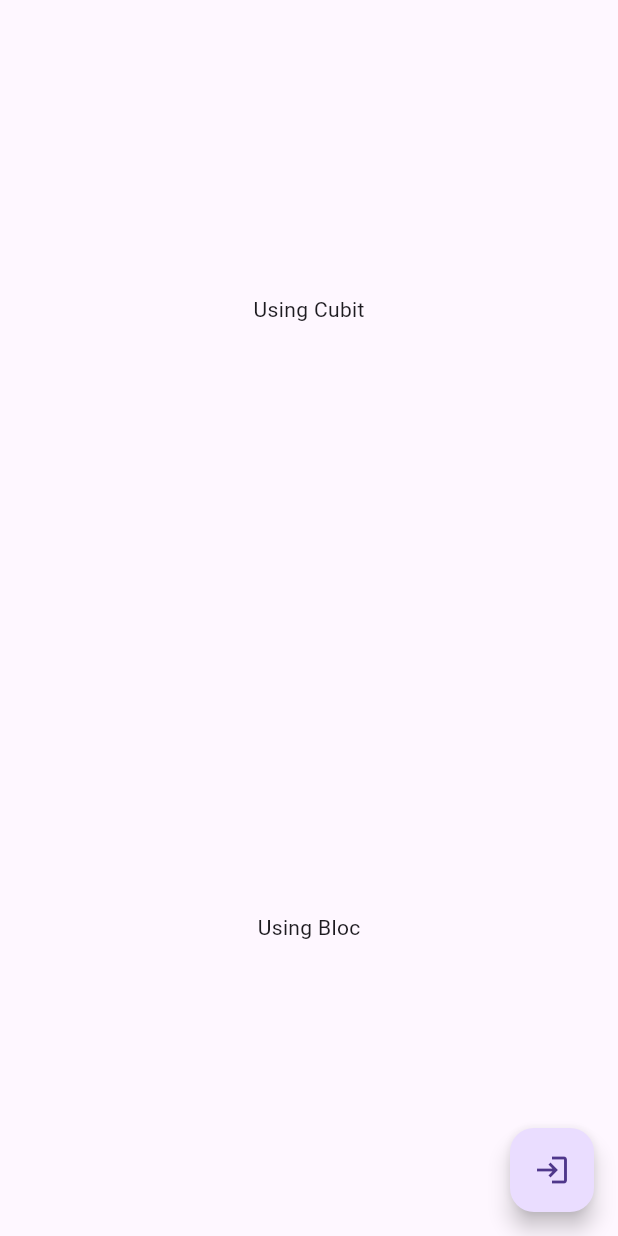
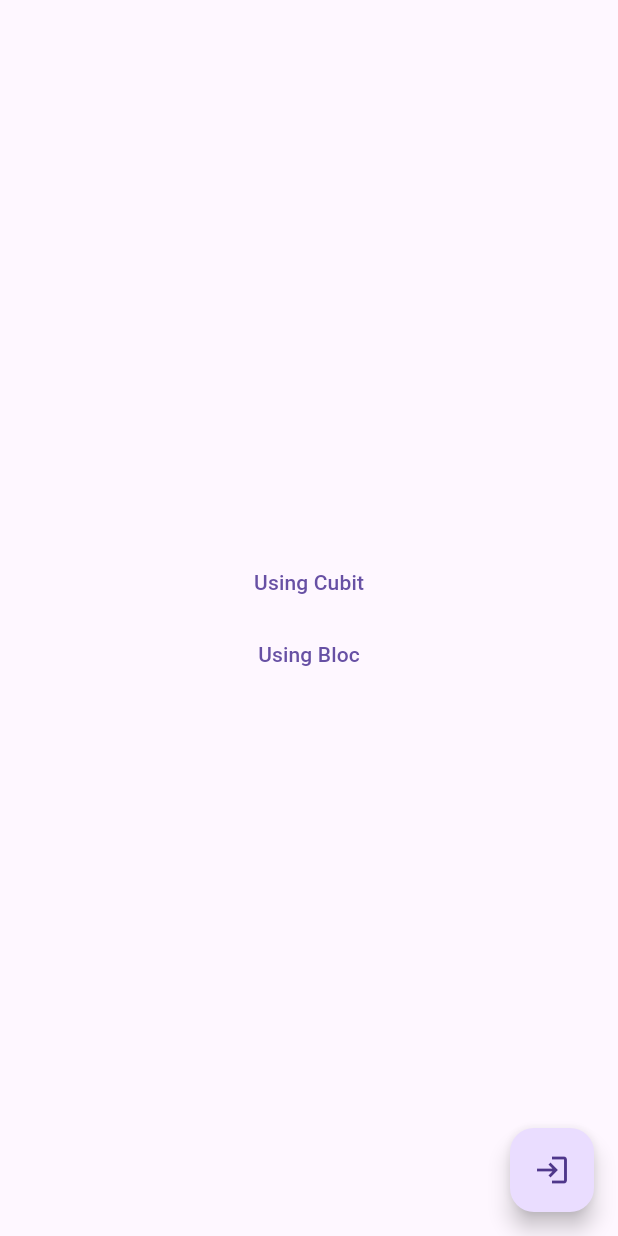
Before and after one commit to vinit-401/bloc_tutorial, a Flutter app: the screen it shows after launch, on a phone screen of 412 x 824 dp. Run offline on Flutter 3.47's test engine with Material 3 defaults, Android fonts, the phone set to English and light mode, and no system bars; our stand-ins replace flutter_bloc, hydrated_bloc, shared_preferences.

Commit message:
ui - updated landing screen, feature - login with bloc

```diff
--- a/lib/api/api_config.dart
+++ b/lib/api/api_config.dart
@@ -1 +1 @@
-String url = 'https://reqres.in/';
+String url = 'https://reqres.in/api';
--- a/lib/app.dart
+++ b/lib/app.dart
@@ -1,3 +1,4 @@
+import 'package:bloc_tutorial/bloc/auth/auth_bloc.dart';
 import 'package:bloc_tutorial/bloc/theme/theme_bloc.dart';
 import 'package:bloc_tutorial/cubit/load_cubit.dart';
 import 'package:bloc_tutorial/ui/home_page_cubit.dart';
@@ -29,8 +30,11 @@ class MyApp extends StatelessWidget {
         ),
         BlocProvider(
           create: (context) => ThemeBloc(),
-        ),BlocProvider(
+        ),
+        BlocProvider(
           create: (context) => LoadCubit(),
+        ), BlocProvider(
+          create: (context) => AuthBloc(),
         ),
       ],
       child: BlocBuilder<LoadCubit, int>(
@@ -41,7 +45,9 @@ class MyApp extends StatelessWidget {
                 builder: (context, state) => MaterialApp(
                   title: 'Flutter Demo',
                   debugShowCheckedModeBanner: false,
-                theme: context.read<LoadCubit>().state == 1? context.read<ThemeBloc>().themeData:contextCubit.read<ThemeCubit>().state,
+                  theme: context.read<LoadCubit>().state == 1
+                      ? context.read<ThemeBloc>().themeData
+                      : contextCubit.read<ThemeCubit>().state,
                   home: LandingScreen(),
                 ),
               );
@@ -60,11 +66,10 @@ class LandingScreen extends StatelessWidget {
   Widget build(BuildContext context) {
     return Scaffold(
       body: Column(
-        mainAxisAlignment: MainAxisAlignment.spaceEvenly,
+        mainAxisAlignment: MainAxisAlignment.center,
+        crossAxisAlignment: CrossAxisAlignment.stretch,
         children: [
-          Expanded(
-            child: InkWell(
-              onTap: () {
+          TextButton(onPressed: () {
             context.read<LoadCubit>().select(0);
             Navigator.push(
               context,
@@ -72,19 +77,8 @@ class LandingScreen extends StatelessWidget {
                 builder: (context) => HomePageCubit(),
               ),
             );
-              },
-              child: Center(
-                child: Container(
-                  padding: EdgeInsets.all(12),
-                  child: Text('Using Cubit'),
-                ),
-              ),
-            ),
-          ),
-          Expanded(
-            child: InkWell(
-              onTap: () {
-
+          }, child: Text('Using Cubit'),),
+          TextButton(onPressed: () {
             context.read<LoadCubit>().select(1);
             Navigator.push(
               context,
@@ -92,22 +86,19 @@ class LandingScreen extends StatelessWidget {
                 builder: (context) => HomePageBloc(),
               ),
             );
-              },
-              child: Center(
-                child: Container(
-                  padding: EdgeInsets.all(12),
-                  child: Text("Using Bloc"),
-                ),
-              ),
-            ),
-          ),
+          }, child: Text("Using Bloc"),)
         ],
       ),
       floatingActionButton: FloatingActionButton(
         child: Icon(Icons.login_outlined),
         onPressed: () {
-        Navigator.push(context, MaterialPageRoute(builder: (context) => LoginPage(),));
-      },),
+          Navigator.push(
+              context,
+              MaterialPageRoute(
+                builder: (context) => LoginPage(),
+              ));
+        },
+      ),
     );
   }
 }
--- /dev/null
+++ b/lib/bloc/auth/auth_event.dart
@@ -0,0 +1,12 @@
+part of 'auth_bloc.dart';
+
+@immutable
+sealed class AuthEvent{}
+class AuthLoginEvent extends AuthEvent{
+  final String? email;
+  final String? password;
+  AuthLoginEvent({required this.email,required this.password});
+}
+class AuthLogOutEvent extends  AuthEvent{
+
+}
```
Also changed, not shown: lib/api/network_api.dart (+20 -0 lines), lib/bloc/auth/auth_bloc.dart (added, +36 -0 lines), lib/ui/login_page.dart (+40 -8 lines). Lines whose indentation alone changed are shown as unchanged.
